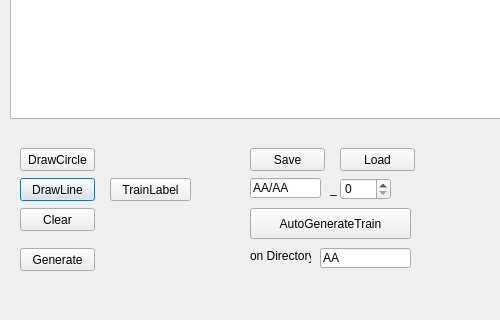
Qt form mainWin.ui (alexjean/MakeData) before a commit; both pictures show x 0 to 500 and y 522 to 842 of the 1243 by 842 pixel window.
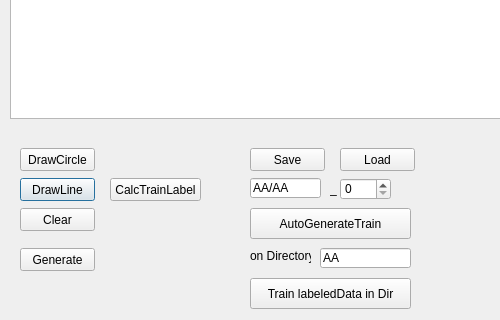
The same form after that commit.

Commit message: Training準備工作

Patch:
```diff
--- a/mainWin.ui
+++ b/mainWin.ui
@@ -139,12 +139,12 @@
     <rect>
      <x>110</x>
      <y>700</y>
-     <width>81</width>
+     <width>91</width>
      <height>23</height>
     </rect>
    </property>
    <property name="text">
-    <string>TrainLabel</string>
+    <string>CalcTrainLabel</string>
    </property>
   </widget>
   <widget class="QGraphicsView" name="view2">
@@ -222,6 +222,19 @@
     <string>AA</string>
    </property>
   </widget>
+  <widget class="QPushButton" name="btnTraining">
+   <property name="geometry">
+    <rect>
+     <x>250</x>
+     <y>800</y>
+     <width>161</width>
+     <height>31</height>
+    </rect>
+   </property>
+   <property name="text">
+    <string>Train labeledData in Dir</string>
+   </property>
+  </widget>
   <zorder>view</zorder>
   <zorder>viewLarge</zorder>
   <zorder>btnClear</zorder>
```
Left out of the diff: 18 changed lines with no effect on the pictures. The commit also changes 2 other files.
